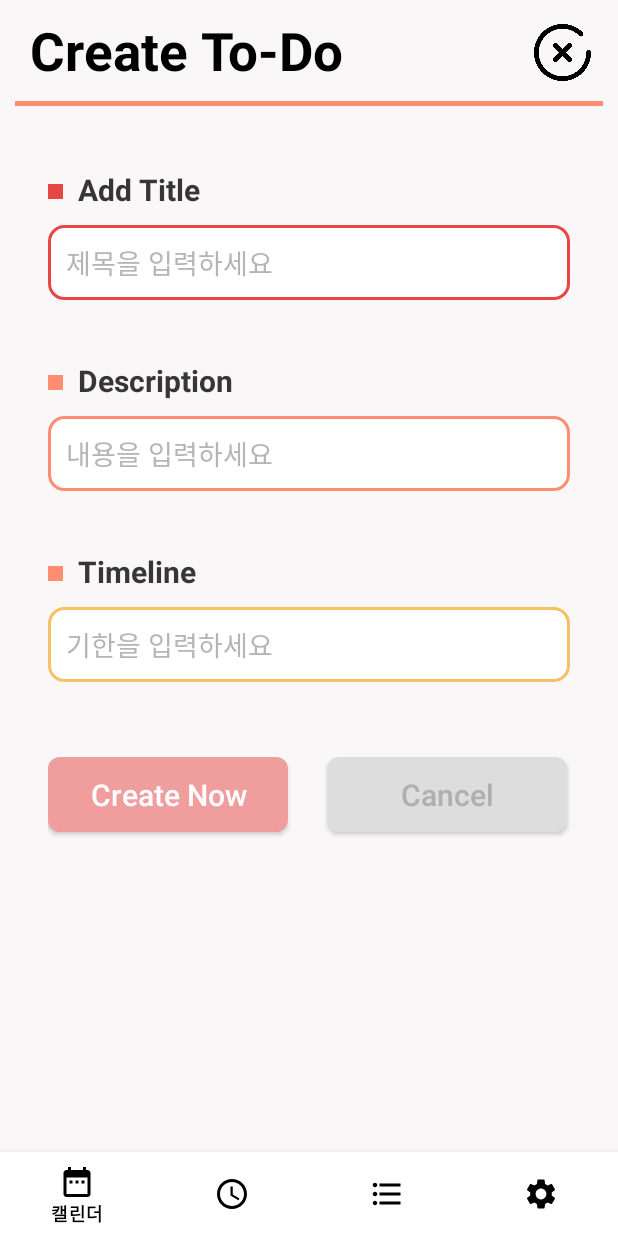
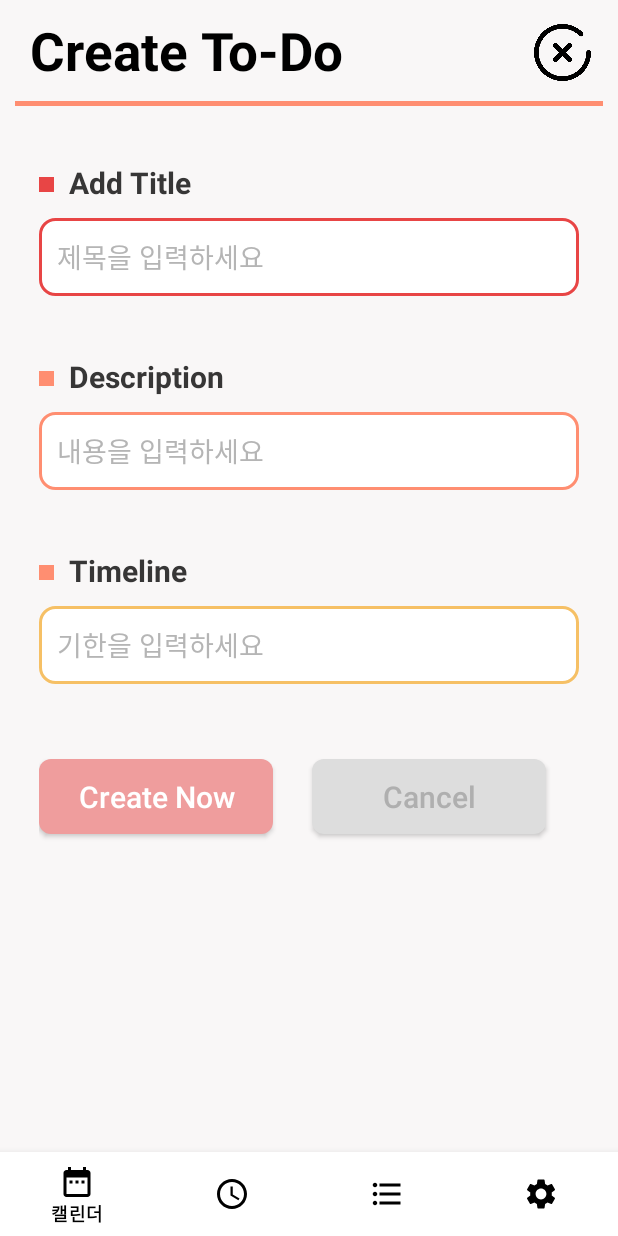
Before and after one commit to cbnuosp/S_more, an Android app: the fragment Frag1_2 placed in its activity, on a phone screen of 412 x 824 dp. Run offline under Robolectric (Android 15) with nearby library versions, the phone set to English and light mode, and no system bars; our stand-ins replace Firebase (no records; nobody signed in at launch, a user with empty details on screens opened directly); libraries missing offline, so code that uses them is left out: com.prolificinteractive.materialcalendarview; 3 statements that could not run were skipped.

Commit message:
Modify System Error

```diff
--- a/app/src/main/res/layout/frag1_2.xml
+++ b/app/src/main/res/layout/frag1_2.xml
@@ -63,9 +63,9 @@
     <LinearLayout
         android:layout_width="match_parent"
         android:layout_height="wrap_content"
-        android:layout_marginLeft="16dp"
-        android:layout_marginTop="20dp"
-        android:layout_marginRight="16dp"
+        android:layout_marginLeft="10dp"
+        android:layout_marginTop="15dp"
+        android:layout_marginRight="10dp"
         android:orientation="vertical"
         android:paddingTop="22dp"
         android:paddingBottom="22dp">
@@ -109,7 +109,7 @@
             <EditText
                 android:id="@+id/titledoes"
                 android:layout_width="match_parent"
-                android:layout_height="50dp"
+                android:layout_height="52dp"
                 android:background="@drawable/redbtn"
                 android:hint="제목을 입력하세요"
                 android:inputType="text"
@@ -157,7 +157,7 @@
             <EditText
                 android:id="@+id/descdoes"
                 android:layout_width="match_parent"
-                android:layout_height="50dp"
+                android:layout_height="52dp"
                 android:background="@drawable/orangebtn"
                 android:hint="내용을 입력하세요"
                 android:inputType="text"
@@ -204,7 +204,7 @@
             <EditText
                 android:id="@+id/datedoes"
                 android:layout_width="match_parent"
-                android:layout_height="50dp"
+                android:layout_height="52dp"
                 android:background="@drawable/yellowbtn"
                 android:hint="기한을 입력하세요"
                 android:inputType="text"
@@ -220,7 +220,7 @@
 
                 <Button
                     android:id="@+id/btnSaveTask"
-                    android:layout_width="160dp"
+                    android:layout_width="156dp"
                     android:layout_height="50dp"
                     android:layout_marginTop="20dp"
                     android:layout_marginRight="16dp"
@@ -233,7 +233,7 @@
 
                 <Button
                     android:id="@+id/btnCancel"
-                    android:layout_width="160dp"
+                    android:layout_width="156dp"
                     android:layout_height="50dp"
                     android:layout_marginLeft="10dp"
                     android:layout_marginTop="20dp"
--- a/app/src/main/res/layout/frag1_4.xml
+++ b/app/src/main/res/layout/frag1_4.xml
@@ -40,7 +40,7 @@
         android:layout_marginTop="30dp"
         android:layout_marginLeft="2dp"
         android:layout_marginRight="15dp"
-        android:layout_width="130dp"
+        android:layout_width="120dp"
         android:layout_height="wrap_content">
 
         <TextView
```
Also changed, not shown: app/src/main/AndroidManifest.xml (+10 -6 lines), app/src/main/java/com/example/android_smore/Frag1_2.java (+7 -3 lines), app/src/main/java/com/example/android_smore/Frag2.java (+4 -5 lines), app/src/main/res/layout/frag1_3.xml (+17 -16 lines).
